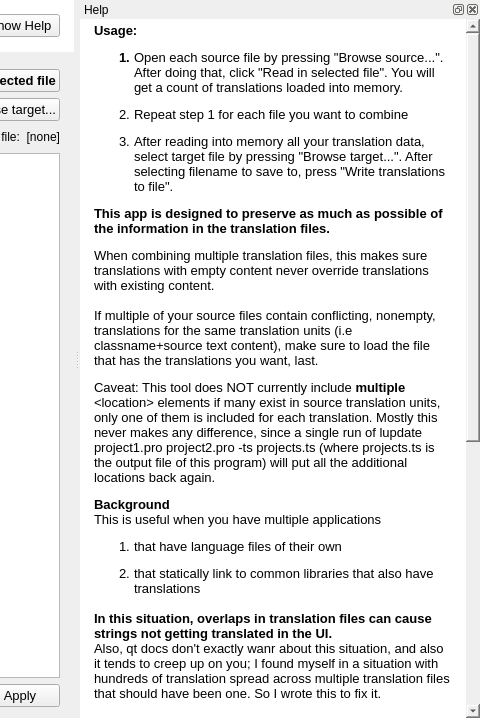
savolai/Merge-Qt-TS-files, file combinetranslationfiles.ui: the form before one commit; both pictures show x 631 to 1111 and y 0 to 718 of the 1111 by 718 pixel window.
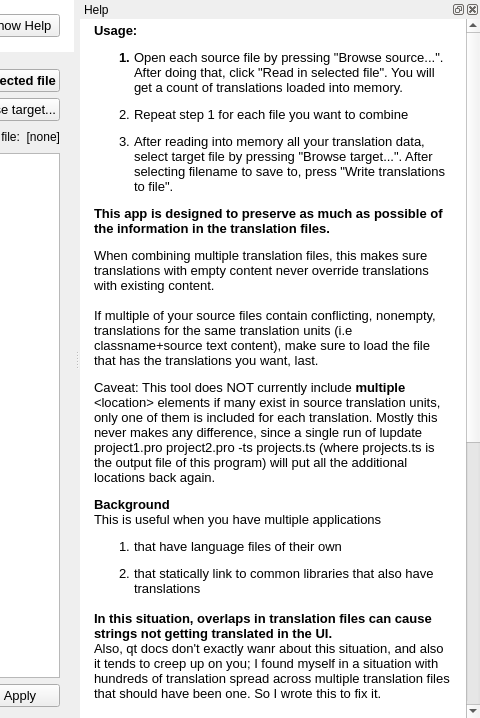
The form after the commit.

Commit message: fix scrollbar style

```diff
--- a/combinetranslationfiles.ui
+++ b/combinetranslationfiles.ui
@@ -370,9 +370,6 @@
      <height>78</height>
     </size>
    </property>
-   <property name="styleSheet">
-    <string notr="true"/>
-   </property>
    <property name="features">
     <set>QDockWidget::DockWidgetClosable|QDockWidget::DockWidgetFloatable</set>
    </property>
@@ -406,9 +403,6 @@
          <pointsize>8</pointsize>
         </font>
        </property>
-       <property name="styleSheet">
-        <string notr="true">background-color:transparent;</string>
-       </property>
        <property name="frameShape">
         <enum>QFrame::NoFrame</enum>
        </property>
```
